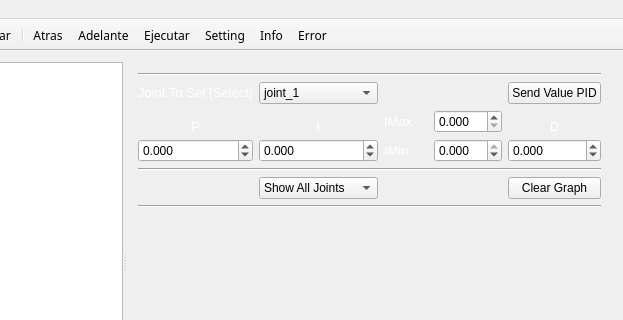
The window that ui/mainwindow.ui (myalfred03/interpreter_gui_gz) describes before a commit, drawn with Qt 5; both pictures show x 152 to 775 and y 0 to 320 of the 775 by 596 pixel window.
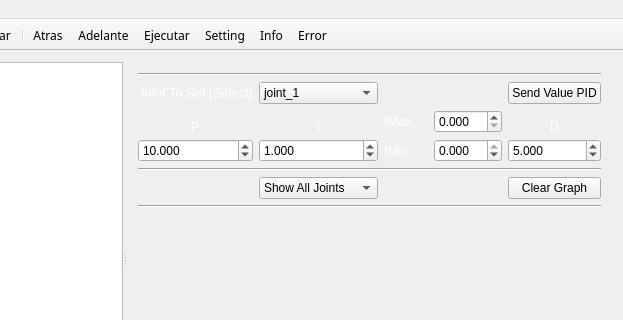
The same window after the commit. Icons and pictures are not drawn. Custom widgets are drawn as their Qt base class.

```diff
--- a/ui/mainwindow.ui
+++ b/ui/mainwindow.ui
@@ -78,13 +78,16 @@
             <number>3</number>
            </property>
            <property name="minimum">
-            <double>-100.000000000000000</double>
+            <double>-10.000000000000000</double>
            </property>
            <property name="maximum">
-            <double>100.000000000000000</double>
+            <double>10000.000000000000000</double>
            </property>
            <property name="singleStep">
-            <double>0.100000000000000</double>
+            <double>10.000000000000000</double>
+           </property>
+           <property name="value">
+            <double>5.000000000000000</double>
            </property>
           </widget>
          </item>
@@ -100,13 +103,16 @@
             <number>3</number>
            </property>
            <property name="minimum">
-            <double>-100.000000000000000</double>
+            <double>-10.000000000000000</double>
            </property>
            <property name="maximum">
-            <double>100.000000000000000</double>
+            <double>10000.000000000000000</double>
            </property>
            <property name="singleStep">
-            <double>0.100000000000000</double>
+            <double>10.100000000000000</double>
+           </property>
+           <property name="value">
+            <double>1.000000000000000</double>
            </property>
           </widget>
          </item>
@@ -153,10 +159,13 @@
             <double>-100.000000000000000</double>
            </property>
            <property name="maximum">
-            <double>100.000000000000000</double>
+            <double>10000.000000000000000</double>
            </property>
            <property name="singleStep">
-            <double>0.100000000000000</double>
+            <double>10.000000000000000</double>
+           </property>
+           <property name="value">
+            <double>10.000000000000000</double>
            </property>
           </widget>
          </item>
```
